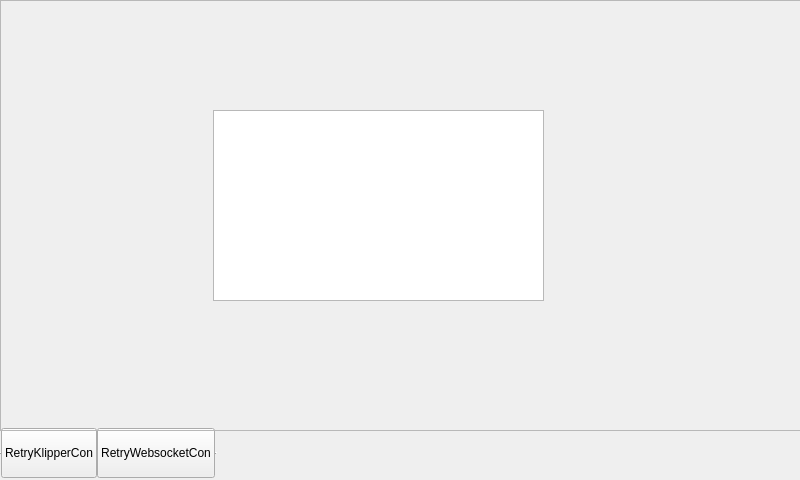
Before: the Qt Designer form Qt_UI/connectionWindow.ui in BlocksTechnology/BlocksScreen, drawn with Qt 5.
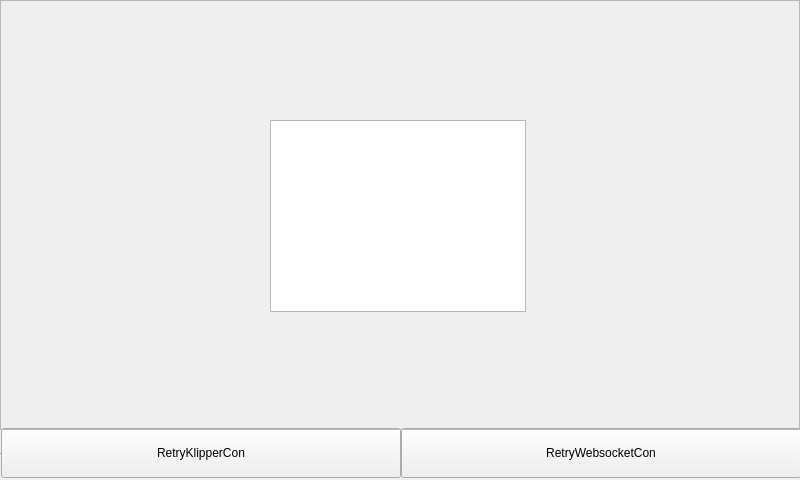
After: the same form once the commit is applied.

Commit message: connection window update

Patch:
```diff
--- a/Qt_UI/connectionWindow.ui
+++ b/Qt_UI/connectionWindow.ui
@@ -10,6 +10,18 @@
     <height>480</height>
    </rect>
   </property>
+  <property name="sizePolicy">
+   <sizepolicy hsizetype="Minimum" vsizetype="Minimum">
+    <horstretch>0</horstretch>
+    <verstretch>0</verstretch>
+   </sizepolicy>
+  </property>
+  <property name="minimumSize">
+   <size>
+    <width>800</width>
+    <height>480</height>
+   </size>
+  </property>
   <property name="windowTitle">
    <string>Form</string>
   </property>
@@ -21,16 +33,37 @@
     <rect>
      <x>-1</x>
      <y>426</y>
-     <width>801</width>
-     <height>51</height>
+     <width>800</width>
+     <height>50</height>
     </rect>
    </property>
+   <property name="sizePolicy">
+    <sizepolicy hsizetype="Minimum" vsizetype="Fixed">
+     <horstretch>0</horstretch>
+     <verstretch>0</verstretch>
+    </sizepolicy>
+   </property>
+   <property name="minimumSize">
+    <size>
+     <width>800</width>
+     <height>50</height>
+    </size>
+   </property>
+   <property name="baseSize">
+    <size>
+     <width>0</width>
+     <height>0</height>
+    </size>
+   </property>
    <property name="frameShape">
     <enum>QFrame::HLine</enum>
    </property>
    <property name="frameShadow">
     <enum>QFrame::Raised</enum>
    </property>
+   <property name="lineWidth">
+    <number>1</number>
+   </property>
    <layout class="QHBoxLayout" name="ButtonLayout_1">
     <property name="spacing">
      <number>0</number>
@@ -52,9 +85,15 @@
     </property>
     <item>
      <widget class="QPushButton" name="RetryConnection">
+      <property name="sizePolicy">
+       <sizepolicy hsizetype="Minimum" vsizetype="Fixed">
+        <horstretch>0</horstretch>
+        <verstretch>0</verstretch>
+       </sizepolicy>
+      </property>
       <property name="minimumSize">
        <size>
-        <width>0</width>
+        <width>400</width>
         <height>50</height>
        </size>
       </property>
@@ -66,14 +105,14 @@
     <item>
      <widget class="QPushButton" name="pushButton_2">
       <property name="sizePolicy">
-       <sizepolicy hsizetype="Minimum" vsizetype="Maximum">
+       <sizepolicy hsizetype="Minimum" vsizetype="Preferred">
         <horstretch>0</horstretch>
         <verstretch>0</verstretch>
        </sizepolicy>
       </property>
       <property name="minimumSize">
        <size>
-        <width>0</width>
+        <width>400</width>
         <height>50</height>
        </size>
       </property>
@@ -95,26 +134,42 @@
     <rect>
      <x>0</x>
      <y>0</y>
-     <width>801</width>
-     <height>431</height>
+     <width>800</width>
+     <height>430</height>
     </rect>
    </property>
+   <property name="sizePolicy">
+    <sizepolicy hsizetype="Minimum" vsizetype="Minimum">
+     <horstretch>0</horstretch>
+     <verstretch>0</verstretch>
+    </sizepolicy>
+   </property>
+   <property name="minimumSize">
+    <size>
+     <width>800</width>
+     <height>430</height>
+    </size>
+   </property>
    <property name="frameShape">
     <enum>QFrame::StyledPanel</enum>
    </property>
    <property name="frameShadow">
     <enum>QFrame::Raised</enum>
    </property>
-   <widget class="QTextEdit" name="connectionTextBox">
-    <property name="geometry">
-     <rect>
-      <x>213</x>
-      <y>110</y>
-      <width>331</width>
-      <height>191</height>
-     </rect>
-    </property>
-   </widget>
+   <layout class="QGridLayout" name="gridLayout"/>
+  </widget>
+  <widget class="QTextEdit" name="connectionTextBox">
+   <property name="geometry">
+    <rect>
+     <x>270</x>
+     <y>120</y>
+     <width>256</width>
+     <height>192</height>
+    </rect>
+   </property>
+   <property name="inputMethodHints">
+    <set>Qt::ImhDialableCharactersOnly|Qt::ImhDigitsOnly|Qt::ImhEmailCharactersOnly|Qt::ImhFormattedNumbersOnly|Qt::ImhLatinOnly|Qt::ImhLowercaseOnly|Qt::ImhNoEditMenu|Qt::ImhUppercaseOnly|Qt::ImhUrlCharactersOnly</set>
+   </property>
   </widget>
  </widget>
  <resources/>
```
The commit also changes 2 other files.
